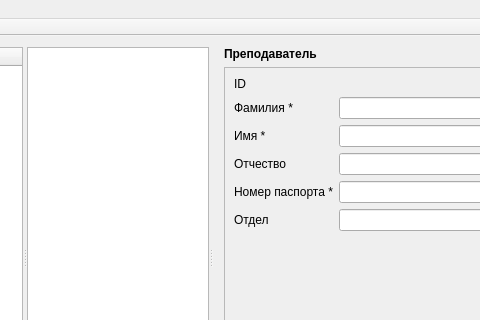
The window that mainwindow.ui (Domerk/UdoDB) describes before a commit, drawn with Qt 5; both pictures show x 170 to 650 and y 0 to 320 of the 761 by 498 pixel window.
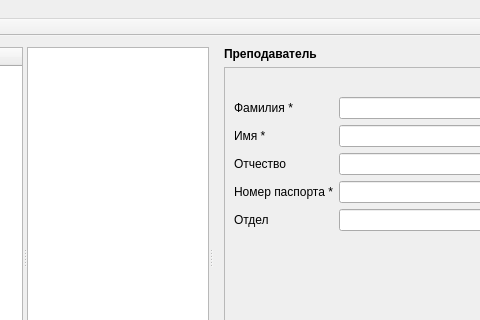
The same window after the commit. The open tabs and pages were chosen to show the change.

Commit message: Работает добавление преподавателей

Patch:
```diff
--- a/mainwindow.ui
+++ b/mainwindow.ui
@@ -205,8 +205,8 @@
                 <rect>
                  <x>0</x>
                  <y>0</y>
-                 <width>166</width>
-                 <height>163</height>
+                 <width>305</width>
+                 <height>307</height>
                 </rect>
                </property>
                <layout class="QVBoxLayout" name="verticalLayout_6">
@@ -227,7 +227,7 @@
                   <item row="0" column="0">
                    <widget class="QLabel" name="teachID">
                     <property name="text">
-                     <string>ID</string>
+                     <string/>
                     </property>
                    </widget>
                   </item>
```
Left out of the diff: 18 changed lines with no effect on the pictures. The commit also changes 2 other files.
